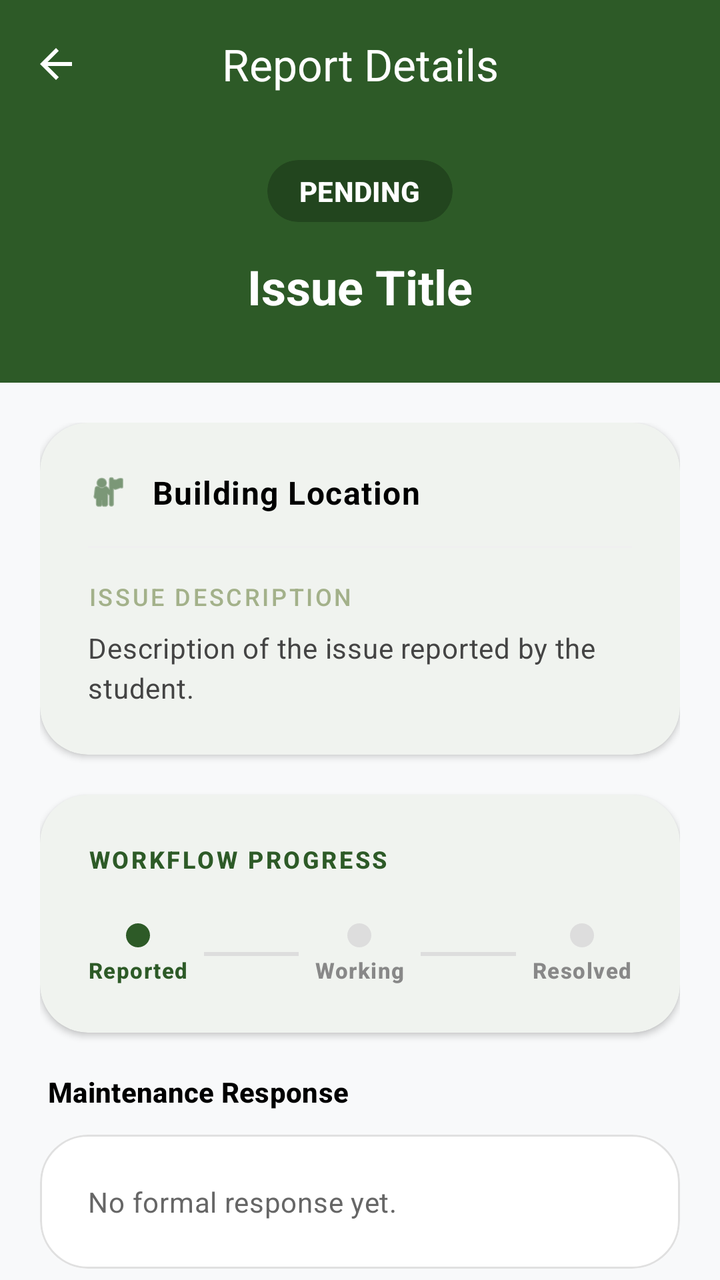
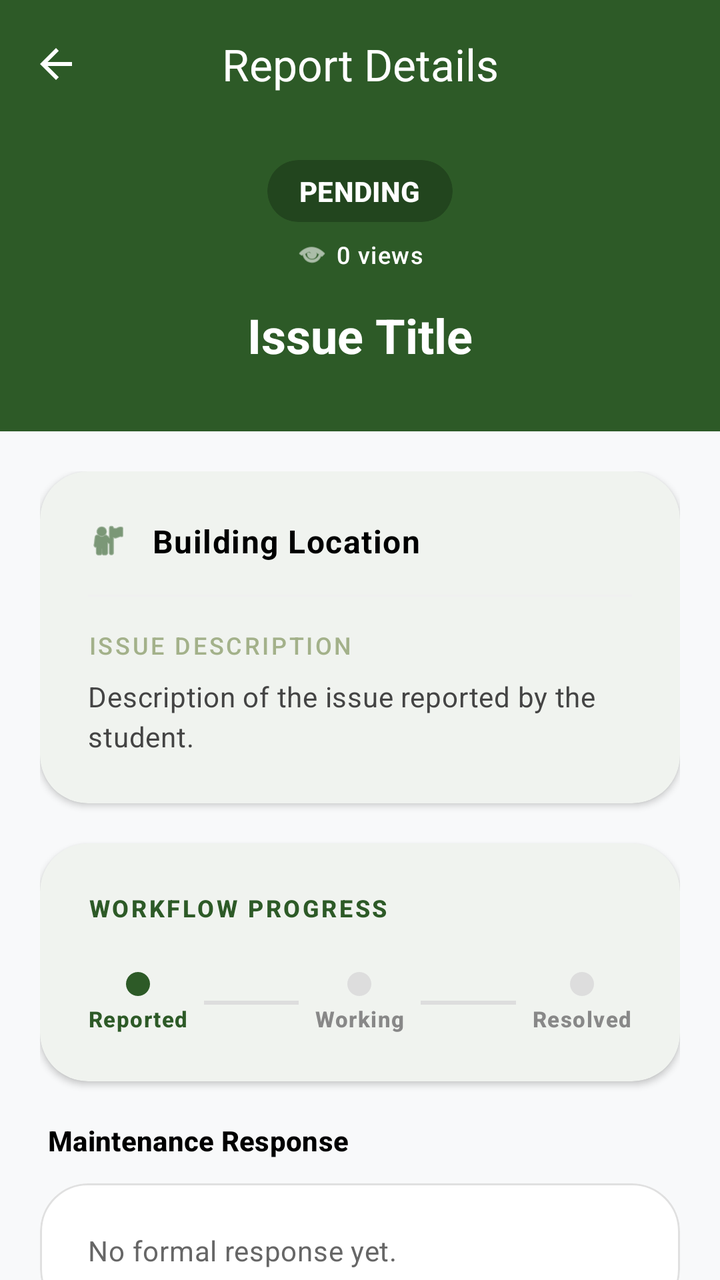

Compare the two renders of this Android layout. The source of the first and the diff that turns it into the second are given below.
<!-- AndroidManifest.xml: application theme Theme.CampusAlert -->
<!-- res/layout/activity_report_detail.xml -->
<?xml version="1.0" encoding="utf-8"?>
<androidx.coordinatorlayout.widget.CoordinatorLayout xmlns:android="http://schemas.android.com/apk/res/android"
    xmlns:app="http://schemas.android.com/apk/res-auto"
    xmlns:tools="http://schemas.android.com/tools"
    android:layout_width="match_parent"
    android:layout_height="match_parent"
    android:background="#F8F9FA">

    
    <com.google.android.material.appbar.AppBarLayout
        android:layout_width="match_parent"
        android:layout_height="wrap_content"
        android:background="@color/forest_green"
        app:elevation="0dp">

        <com.google.android.material.appbar.MaterialToolbar
            android:id="@+id/toolbar"
            android:layout_width="match_parent"
            android:layout_height="?attr/actionBarSize"
            app:navigationIcon="?attr/homeAsUpIndicator"
            app:navigationIconTint="@color/white"
            app:title="Report Details"
            app:titleCentered="true"
            app:titleTextColor="@color/white" />

        
        <LinearLayout
            android:layout_width="match_parent"
            android:layout_height="wrap_content"
            android:gravity="center"
            android:orientation="vertical"
            android:paddingBottom="32dp"
            android:paddingTop="16dp">

            <com.google.android.material.card.MaterialCardView
                android:layout_width="wrap_content"
                android:layout_height="wrap_content"
                app:cardBackgroundColor="#3D000000"
                app:cardCornerRadius="20dp"
                app:cardElevation="0dp"
                app:strokeWidth="0dp">

                <TextView
                    android:id="@+id/badge_status"
                    android:layout_width="wrap_content"
                    android:layout_height="wrap_content"
                    android:paddingHorizontal="16dp"
                    android:paddingVertical="6dp"
                    android:text="PENDING"
                    android:textAppearance="@style/TextAppearance.Material3.LabelLarge"
                    android:textColor="@color/white"
                    android:textStyle="bold" />
            </com.google.android.material.card.MaterialCardView>

            <TextView
                android:id="@+id/detail_title"
                android:layout_width="wrap_content"
                android:layout_height="wrap_content"
                android:layout_marginTop="16dp"
                android:paddingHorizontal="24dp"
                android:text="Issue Title"
                android:textAlignment="center"
                android:textAppearance="@style/TextAppearance.Material3.HeadlineSmall"
                android:textColor="@color/white"
                android:textStyle="bold" />
        </LinearLayout>

    </com.google.android.material.appbar.AppBarLayout>

    <androidx.core.widget.NestedScrollView
        android:layout_width="match_parent"
        android:layout_height="match_parent"
        android:clipToPadding="false"
        app:layout_behavior="@string/appbar_scrolling_view_behavior">

        <LinearLayout
            android:layout_width="match_parent"
            android:layout_height="wrap_content"
            android:orientation="vertical"
            android:padding="20dp">

            
            <com.google.android.material.card.MaterialCardView
                android:id="@+id/card_admin_assignment"
                android:layout_width="match_parent"
                android:layout_height="wrap_content"
                android:layout_marginBottom="20dp"
                android:visibility="gone"
                app:cardCornerRadius="24dp"
                app:cardElevation="6dp"
                app:strokeColor="@color/institutional_yellow"
                app:strokeWidth="1dp"
                tools:visibility="visible">

                <LinearLayout
                    android:layout_width="match_parent"
                    android:layout_height="wrap_content"
                    android:orientation="vertical"
                    android:padding="24dp">

                    <TextView
                        android:layout_width="wrap_content"
                        android:layout_height="wrap_content"
                        android:text="ASSIGN MAINTENANCE STAFF"
                        android:textAppearance="@style/TextAppearance.Material3.LabelLarge"
                        android:textColor="@color/forest_green"
                        android:textStyle="bold"
                        android:letterSpacing="0.1" />

                    <com.google.android.material.textfield.TextInputLayout
                        style="@style/Widget.Material3.TextInputLayout.OutlinedBox.ExposedDropdownMenu"
                        android:layout_width="match_parent"
                        android:layout_height="wrap_content"
                        android:layout_marginTop="16dp"
                        android:hint="Select Staff Member">

                        <AutoCompleteTextView
                            android:id="@+id/staff_spinner"
                            android:layout_width="match_parent"
                            android:layout_height="wrap_content"
                            android:inputType="none" />
                    </com.google.android.material.textfield.TextInputLayout>

                    <com.google.android.material.button.MaterialButton
                        android:id="@+id/btn_assign_staff"
                        android:layout_width="match_parent"
                        android:layout_height="56dp"
                        android:layout_marginTop="16dp"
                        android:text="Assign &amp; Notify"
                        android:textStyle="bold"
                        app:backgroundTint="@color/forest_green"
                        app:cornerRadius="16dp" />
                </LinearLayout>
            </com.google.android.material.card.MaterialCardView>

            
            <com.google.android.material.card.MaterialCardView
                android:layout_width="match_parent"
                android:layout_height="wrap_content"
                android:layout_marginBottom="20dp"
                app:cardCornerRadius="24dp"
                app:cardElevation="2dp"
                app:strokeWidth="0dp">

                <LinearLayout
                    android:layout_width="match_parent"
                    android:layout_height="wrap_content"
                    android:orientation="vertical"
                    android:padding="24dp">

                    <LinearLayout
                        android:layout_width="match_parent"
                        android:layout_height="wrap_content"
                        android:gravity="center_vertical"
                        android:orientation="horizontal">

                        <ImageView
                            android:layout_width="20dp"
                            android:layout_height="20dp"
                            android:src="@android:drawable/ic_menu_myplaces"
                            app:tint="@color/forest_green" />

                        <TextView
                            android:id="@+id/detail_building"
                            android:layout_width="wrap_content"
                            android:layout_height="wrap_content"
                            android:layout_marginStart="12dp"
                            android:text="Building Location"
                            android:textAppearance="@style/TextAppearance.Material3.BodyLarge"
                            android:textColor="@color/black"
                            android:textStyle="bold" />
                    </LinearLayout>

                    <View
                        android:layout_width="match_parent"
                        android:layout_height="1dp"
                        android:layout_marginVertical="16dp"
                        android:background="#F0F0F0" />

                    <TextView
                        android:layout_width="wrap_content"
                        android:layout_height="wrap_content"
                        android:text="ISSUE DESCRIPTION"
                        android:textAppearance="@style/TextAppearance.Material3.LabelMedium"
                        android:textColor="@color/sage_green"
                        android:letterSpacing="0.1" />

                    <TextView
                        android:id="@+id/detail_description"
                        android:layout_width="match_parent"
                        android:layout_height="wrap_content"
                        android:layout_marginTop="8dp"
                        android:text="Description of the issue reported by the student."
                        android:textAppearance="@style/TextAppearance.Material3.BodyMedium"
                        android:textColor="#444444"
                        android:lineSpacingExtra="4dp" />

                </LinearLayout>
            </com.google.android.material.card.MaterialCardView>

            
            <com.google.android.material.card.MaterialCardView
                android:id="@+id/card_evidence_photo"
                android:layout_width="match_parent"
                android:layout_height="wrap_content"
                android:layout_marginBottom="20dp"
                android:visibility="gone"
                app:cardCornerRadius="24dp"
                app:cardElevation="2dp"
                app:strokeWidth="0dp"
                tools:visibility="visible">

                <LinearLayout
                    android:layout_width="match_parent"
                    android:layout_height="wrap_content"
                    android:orientation="vertical"
                    android:padding="24dp">

                    <TextView
                        android:layout_width="wrap_content"
                        android:layout_height="wrap_content"
                        android:text="EVIDENCE PHOTO"
                        android:textAppearance="@style/TextAppearance.Material3.LabelMedium"
                        android:textColor="@color/forest_green"
                        android:textStyle="bold"
                        android:letterSpacing="0.1" />

                    <com.google.android.material.card.MaterialCardView
                        android:layout_width="match_parent"
                        android:layout_height="250dp"
                        android:layout_marginTop="16dp"
                        app:cardCornerRadius="16dp"
                        app:cardElevation="0dp"
                        app:strokeWidth="1dp"
                        app:strokeColor="#F0F0F0">

                        <ImageView
                            android:id="@+id/detail_image"
                            android:layout_width="match_parent"
                            android:layout_height="match_parent"
                            android:scaleType="centerCrop"
                            android:contentDescription="Issue Evidence" />
                    </com.google.android.material.card.MaterialCardView>
                </LinearLayout>
            </com.google.android.material.card.MaterialCardView>

            
            <com.google.android.material.card.MaterialCardView
                android:layout_width="match_parent"
                android:layout_height="wrap_content"
                android:layout_marginBottom="20dp"
                app:cardCornerRadius="24dp"
                app:cardElevation="2dp"
                app:strokeWidth="0dp">

                <LinearLayout
                    android:layout_width="match_parent"
                    android:layout_height="wrap_content"
                    android:orientation="vertical"
                    android:padding="24dp">

                    <TextView
                        android:layout_width="wrap_content"
                        android:layout_height="wrap_content"
                        android:text="WORKFLOW PROGRESS"
                        android:textAppearance="@style/TextAppearance.Material3.LabelMedium"
                        android:textColor="@color/forest_green"
                        android:textStyle="bold"
                        android:letterSpacing="0.1" />

                    <LinearLayout
                        android:id="@+id/status_progress_container"
                        android:layout_width="match_parent"
                        android:layout_height="wrap_content"
                        android:layout_marginTop="24dp"
                        android:gravity="center"
                        android:orientation="horizontal">

                        <LinearLayout android:layout_width="wrap_content" android:layout_height="wrap_content" android:gravity="center" android:orientation="vertical">
                            <View android:id="@+id/dot_reported" android:layout_width="12dp" android:layout_height="12dp" android:background="@drawable/circle_green"/>
                            <TextView android:layout_width="wrap_content" android:layout_height="wrap_content" android:layout_marginTop="4dp" android:text="Reported" android:textAppearance="@style/TextAppearance.Material3.LabelSmall" android:textColor="@color/forest_green" android:textStyle="bold"/>
                        </LinearLayout>

                        <View android:id="@+id/line_1" android:layout_width="0dp" android:layout_height="2dp" android:layout_marginHorizontal="8dp" android:layout_weight="1" android:background="#DDDDDD"/>

                        <LinearLayout android:layout_width="wrap_content" android:layout_height="wrap_content" android:gravity="center" android:orientation="vertical">
                            <View android:id="@+id/dot_progress" android:layout_width="12dp" android:layout_height="12dp" android:background="@drawable/circle_gray"/>
                            <TextView android:layout_width="wrap_content" android:layout_height="wrap_content" android:layout_marginTop="4dp" android:text="Working" android:textAppearance="@style/TextAppearance.Material3.LabelSmall" android:textColor="#888888" android:textStyle="bold"/>
                        </LinearLayout>

                        <View android:id="@+id/line_2" android:layout_width="0dp" android:layout_height="2dp" android:layout_marginHorizontal="8dp" android:layout_weight="1" android:background="#DDDDDD"/>

                        <LinearLayout android:layout_width="wrap_content" android:layout_height="wrap_content" android:gravity="center" android:orientation="vertical">
                            <View android:id="@+id/dot_completed" android:layout_width="12dp" android:layout_height="12dp" android:background="@drawable/circle_gray"/>
                            <TextView android:layout_width="wrap_content" android:layout_height="wrap_content" android:layout_marginTop="4dp" android:text="Resolved" android:textAppearance="@style/TextAppearance.Material3.LabelSmall" android:textColor="#888888" android:textStyle="bold"/>
                        </LinearLayout>

                    </LinearLayout>
                </LinearLayout>
            </com.google.android.material.card.MaterialCardView>

            
            <com.google.android.material.card.MaterialCardView
                android:id="@+id/card_staff_action"
                android:layout_width="match_parent"
                android:layout_height="wrap_content"
                android:layout_marginBottom="20dp"
                android:visibility="gone"
                app:cardCornerRadius="24dp"
                app:cardElevation="6dp"
                app:strokeColor="@color/forest_green"
                app:strokeWidth="1dp"
                tools:visibility="visible">

                <LinearLayout
                    android:layout_width="match_parent"
                    android:layout_height="wrap_content"
                    android:orientation="vertical"
                    android:padding="24dp">

                    <TextView
                        android:layout_width="wrap_content"
                        android:layout_height="wrap_content"
                        android:text="ADMINISTRATION PANEL"
                        android:textAppearance="@style/TextAppearance.Material3.LabelLarge"
                        android:textColor="@color/forest_green"
                        android:textStyle="bold"
                        android:letterSpacing="0.1" />

                    <com.google.android.material.button.MaterialButtonToggleGroup
                        android:id="@+id/toggle_status"
                        android:layout_width="match_parent"
                        android:layout_height="wrap_content"
                        android:layout_marginTop="20dp"
                        app:singleSelection="true">
                        <Button
                            android:id="@+id/btn_status_pending"
                            style="@style/Widget.Material3.Button.OutlinedButton"
                            android:layout_width="0dp"
                            android:layout_height="wrap_content"
                            android:layout_weight="1"
                            android:text="Queue" />
                        <Button
                            android:id="@+id/btn_status_progress"
                            style="@style/Widget.Material3.Button.OutlinedButton"
                            android:layout_width="0dp"
                            android:layout_height="wrap_content"
                            android:layout_weight="1"
                            android:text="Repair" />
                        <Button
                            android:id="@+id/btn_status_completed"
                            style="@style/Widget.Material3.Button.OutlinedButton"
                            android:layout_width="0dp"
                            android:layout_height="wrap_content"
                            android:layout_weight="1"
                            android:text="Done" />
                    </com.google.android.material.button.MaterialButtonToggleGroup>

                    <com.google.android.material.textfield.TextInputLayout
                        style="@style/Widget.Material3.TextInputLayout.OutlinedBox"
                        android:layout_width="match_parent"
                        android:layout_height="wrap_content"
                        android:layout_marginTop="20dp"
                        android:hint="Internal Staff Note"
                        app:boxCornerRadiusBottomEnd="12dp"
                        app:boxCornerRadiusBottomStart="12dp"
                        app:boxCornerRadiusTopEnd="12dp"
                        app:boxCornerRadiusTopStart="12dp">
                        <com.google.android.material.textfield.TextInputEditText
                            android:id="@+id/staff_comment_edit"
                            android:layout_width="match_parent"
                            android:layout_height="wrap_content"
                            android:inputType="textMultiLine"
                            android:lines="3"
                            android:gravity="top" />
                    </com.google.android.material.textfield.TextInputLayout>

                    <com.google.android.material.button.MaterialButton
                        android:id="@+id/btn_save_update"
                        android:layout_width="match_parent"
                        android:layout_height="56dp"
                        android:layout_marginTop="24dp"
                        android:text="Confirm Updates"
                        android:textStyle="bold"
                        app:backgroundTint="@color/forest_green"
                        app:cornerRadius="16dp" />
                </LinearLayout>
            </com.google.android.material.card.MaterialCardView>

            
            <TextView
                android:layout_width="wrap_content"
                android:layout_height="wrap_content"
                android:layout_marginBottom="12dp"
                android:layout_marginStart="4dp"
                android:text="Maintenance Response"
                android:textAppearance="@style/TextAppearance.Material3.TitleSmall"
                android:textColor="@color/black"
                android:textStyle="bold"/>

            <com.google.android.material.card.MaterialCardView
                android:layout_width="match_parent"
                android:layout_height="wrap_content"
                app:cardCornerRadius="24dp"
                app:cardElevation="0dp"
                app:strokeWidth="1dp"
                app:strokeColor="#E0E0E0">

                <LinearLayout
                    android:layout_width="match_parent"
                    android:layout_height="wrap_content"
                    android:orientation="vertical"
                    android:padding="24dp">

                    <TextView
                        android:id="@+id/text_staff_comment"
                        android:layout_width="match_parent"
                        android:layout_height="wrap_content"
                        android:text="No formal response yet."
                        android:textAppearance="@style/TextAppearance.Material3.BodyMedium"
                        android:textColor="#666666"
                        android:lineSpacingExtra="4dp" />
                </LinearLayout>
            </com.google.android.material.card.MaterialCardView>

        </LinearLayout>
    </androidx.core.widget.NestedScrollView>

</androidx.coordinatorlayout.widget.CoordinatorLayout>
<!-- resources referenced by this layout -->
<resources>
  <color name="black">#FF000000</color>
  <color name="forest_green">#2D5A27</color>
  <color name="institutional_yellow">#FFB300</color>
  <color name="sage_green">#A3B18A</color>
  <color name="white">#FFFFFFFF</color>
  <!-- drawable circle_gray (drawable) -->
  <?xml version="1.0" encoding="utf-8"?>
  <shape xmlns:android="http://schemas.android.com/apk/res/android"
      android:shape="oval">
      <solid android:color="#DDDDDD" />
  </shape>
  <!-- drawable circle_green (drawable) -->
  <?xml version="1.0" encoding="utf-8"?>
  <shape xmlns:android="http://schemas.android.com/apk/res/android"
      android:shape="oval">
      <solid android:color="@color/forest_green" />
  </shape>
  <style name="Theme.CampusAlert" parent="Base.Theme.CampusAlert" />
  <style name="Base.Theme.CampusAlert" parent="Theme.Material3.DayNight.NoActionBar">
          
          <item name="colorPrimary">@color/primary</item>
          <item name="colorOnPrimary">@color/onPrimary</item>
          
          <item name="colorSecondary">@color/secondary</item>
          <item name="colorOnSecondary">@color/onSecondary</item>
          
          
          <item name="android:windowLayoutInDisplayCutoutMode">never</item>
          <item name="android:windowIsTranslucent">false</item>
          <item name="android:windowIsFloating">false</item>
          <item name="android:windowDrawsSystemBarBackgrounds">true</item>
          <item name="android:windowContentOverlay">@null</item>
  
          
          <item name="android:statusBarColor">@color/forest_green</item>
          <item name="android:navigationBarColor">#000000</item>
          
          
          <item name="android:windowBackground">@color/background</item>
          <item name="colorSurface">@color/surface</item>
          
          
          <item name="shapeAppearanceLargeComponent">@style/ShapeAppearance.CampusAlert.Large</item>
          <item name="shapeAppearanceMediumComponent">@style/ShapeAppearance.CampusAlert.Medium</item>
      </style>
  <color name="primary">@color/forest_green</color>
  <color name="onPrimary">@color/white</color>
  <color name="secondary">@color/sage_green</color>
  <color name="onSecondary">@color/black</color>
  <color name="background">@color/light_gray</color>
  <color name="surface">@color/white</color>
  <style name="ShapeAppearance.CampusAlert.Large" parent="ShapeAppearance.Material3.LargeComponent">
          <item name="cornerSize">16dp</item>
      </style>
  <style name="ShapeAppearance.CampusAlert.Medium" parent="ShapeAppearance.Material3.MediumComponent">
          <item name="cornerSize">12dp</item>
      </style>
  <color name="light_gray">#F8F9FA</color>
</resources>

<!-- the commit's change to res/layout/activity_report_detail.xml (unified diff, before → after) -->
@@ -52,6 +52,29 @@
                     android:textStyle="bold" />
             </com.google.android.material.card.MaterialCardView>
 
+            <LinearLayout
+                android:layout_width="wrap_content"
+                android:layout_height="wrap_content"
+                android:layout_marginTop="8dp"
+                android:gravity="center_vertical"
+                android:orientation="horizontal">
+
+                <ImageView
+                    android:layout_width="16dp"
+                    android:layout_height="16dp"
+                    android:src="@android:drawable/ic_menu_view"
+                    app:tint="@color/white" />
+
+                <TextView
+                    android:id="@+id/text_view_count"
+                    android:layout_width="wrap_content"
+                    android:layout_height="wrap_content"
+                    android:layout_marginStart="4dp"
+                    android:text="0 views"
+                    android:textAppearance="@style/TextAppearance.Material3.LabelMedium"
+                    android:textColor="@color/white" />
+            </LinearLayout>
+
             <TextView
                 android:id="@+id/detail_title"
                 android:layout_width="wrap_content"
